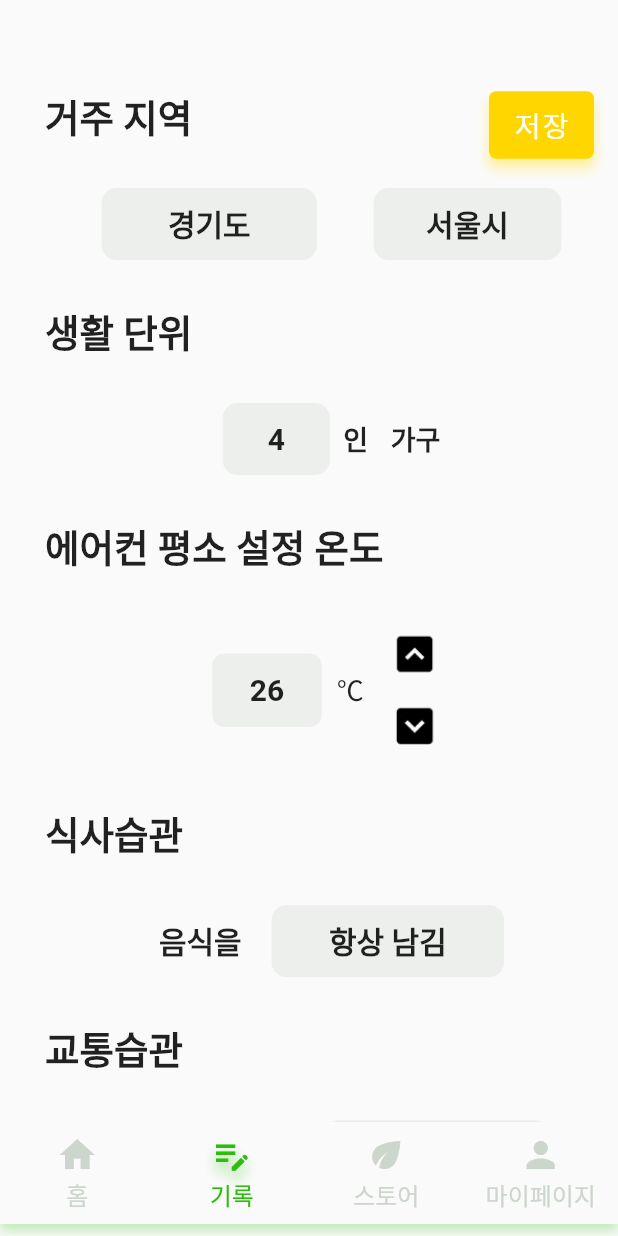
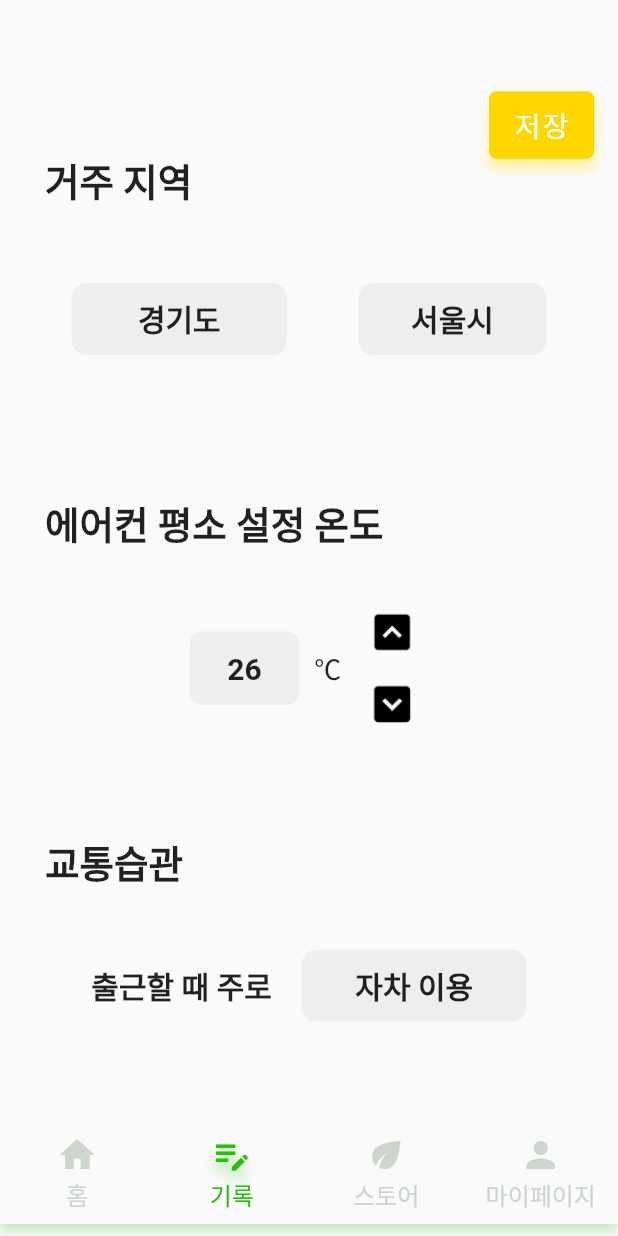
Before and after one commit to 21yuyu99/EcoTech-frontend, a Flutter app: the Settings screen opened directly, on a phone screen of 412 x 824 dp. Run offline on Flutter 3.47's test engine with Material 2 defaults, Android fonts, the phone set to English and light mode, and no system bars; our stand-ins replace firebase_auth, firebase_core, flutter_dotenv, fluttertoast, google_sign_in; missing offline and left inert: kakao_flutter_sdk, kakao_flutter_sdk_common; accounts and stored records are empty; Roboto replaces fonts that are missing (MainFont, gaegu).

Commit message:
기본설정 페이지

```diff
--- a/lib/screen/mypage/mypage.dart
+++ b/lib/screen/mypage/mypage.dart
@@ -1,5 +1,6 @@
 import 'package:flutter/material.dart';
 import 'package:frontend/screen/login.dart';
+import 'package:frontend/screen/mypage/setting.dart';
 import 'package:frontend/widget/bottom_bar.dart';
 import 'package:google_sign_in/google_sign_in.dart';
 import 'package:kakao_flutter_sdk/kakao_flutter_sdk.dart';
@@ -51,6 +52,12 @@ class _MyPageState extends State<MyPage> {
                   },
                   child: Text("구글 로그아웃")),
             ),
+            TextButton(onPressed: (){
+              Navigator.push(
+                context,
+                MaterialPageRoute(builder: (context) => const Settings()),
+              );
+            }, child: Text("기본 설정"))
           ],
         )
     );
--- a/lib/screen/mypage/setting.dart
+++ b/lib/screen/mypage/setting.dart
@@ -1,6 +1,8 @@
 import 'package:flutter/material.dart';
+import 'package:frontend/screen/mypage/mypage.dart';
 import '../../utils/colors.dart';
 import '../../widget/bottom_bar.dart';
+import 'package:fluttertoast/fluttertoast.dart';
 
 class Settings extends StatefulWidget {
   const Settings({super.key});
@@ -15,10 +17,6 @@ class _SettingsState extends State<Settings> {
   var _SelectedProvinceValue = '경기도';
   final _CityList = ['서울시', '인천시', '부산시', '대구시', '대전시', '광주시', '...'];
   var _SelectedCityValue = '서울시';
-  final _NumberList = ['1', '2', '3', '4', '5', '6'];
-  var _SelectedNumberValue = '4';
-  final _EatingHabitList = ['항상 남김', '가끔 남김', '거의 남기지 않음'];
-  var _SelectedEatingHabitValue = '항상 남김';
   final _CommutingHabitList = ['자차 이용', '대중교통 이용', '도보/자전거 이용','재택근무'];
   var _SelectedCommutingHabitValue = '자차 이용';
 
@@ -44,22 +42,39 @@ class _SettingsState extends State<Settings> {
         shape: RoundedRectangleBorder(
         borderRadius: BorderRadius.all(Radius.circular(5.0))),
         onPressed: () {
+          Fluttertoast.showToast(
+              msg: "저장되었습니다",
+              gravity: ToastGravity.BOTTOM,
+              fontSize: 16.0,
+              textColor: Colors.black,
+              backgroundColor: Colors.white,
+          );Navigator.push(
+              context,
+              MaterialPageRoute(builder: (context) => const MyPage()));
           },
         backgroundColor: AppColor.accentColor,
         child: Text("저장",style: TextStyle(fontSize: 19,fontWeight: FontWeight.w500),),
         ),
       ),
       body: SingleChildScrollView(
-        child: ConstrainedBox(
-          constraints: BoxConstraints(minHeight: MediaQuery.of(context).size.height),
-          child: IntrinsicHeight(
         child: Container(
-              margin: EdgeInsets.only(left: 30, top: 30),
+          height: MediaQuery.of(context).size.height,
           child: Column(
             mainAxisAlignment: MainAxisAlignment.spaceEvenly,
             crossAxisAlignment: CrossAxisAlignment.start,
             children: [
-                  Text("거주 지역", style: TextStyle(fontSize: 25, fontWeight: FontWeight.w900),),
+             Container(
+               padding: EdgeInsets.only(top: 50),
+               height: MediaQuery.of(context).size.height*0.3,
+               child:  Column(
+                 mainAxisAlignment: MainAxisAlignment.center,
+                 crossAxisAlignment: CrossAxisAlignment.start,
+                 children: [
+                  Container(
+                      padding: EdgeInsets.only(left: 30),
+                    child:  Text("거주 지역", style: TextStyle(fontSize: 25, fontWeight: FontWeight.w900),),
+                  ),
+                   SizedBox(height:50,),
                    Row(
                      mainAxisAlignment: MainAxisAlignment.spaceEvenly,
                      children: [
@@ -119,42 +134,20 @@ class _SettingsState extends State<Settings> {
                        ),
                      ],
                    ),
-                  Text("생활 단위", style: TextStyle(fontSize: 25, fontWeight: FontWeight.w900),),
-                  Row(
+                 ],
+               ),
+             ),
+              Container(
+                height: MediaQuery.of(context).size.height*0.3,
+                child: Column(
+                  crossAxisAlignment: CrossAxisAlignment.start,
                   mainAxisAlignment: MainAxisAlignment.center,
                   children: [
                     Container(
-                        padding: EdgeInsets.symmetric(vertical: 0,horizontal: 30),
-                        alignment: Alignment.center,
-                        decoration: BoxDecoration(
-                          borderRadius: BorderRadius.circular(10),
-                          color: Color(0xffCDD6CC).withOpacity(.30),
+                    padding: EdgeInsets.only(left: 30),
+                    child: Text("에어컨 평소 설정 온도", style: TextStyle(fontSize: 25, fontWeight: FontWeight.w900),),
                     ),
-                        child: DropdownButton(
-                          iconSize: 0,
-                          value: _SelectedNumberValue,
-                          underline: SizedBox.shrink(),
-                          items: _NumberList.map(
-                                (value) {
-                              return DropdownMenuItem(
-                                value: value,
-                                child: Text(value, style: TextStyle(fontSize: 20,fontWeight: FontWeight.w600),),
-                              );
-                            },
-                          ).toList(),
-                          onChanged: (value) {
-                            setState(() {
-                              _SelectedNumberValue = value!;
-                            });
-                          },
-                        ),
-                      ),
-                      Text("  인",style: TextStyle(fontSize: 18,fontWeight: FontWeight.w600,fontFamily: 'gaegu'),),
-                      SizedBox(width: 15,),
-                      Text("가구", style: TextStyle(fontSize: 18,fontFamily: 'gaegu',fontWeight: FontWeight.w600),),
-                    ],
-                  ),
-                  Text("에어컨 평소 설정 온도", style: TextStyle(fontSize: 25, fontWeight: FontWeight.w900),),
+                    SizedBox(height:30,),
                     Row(
                       mainAxisAlignment: MainAxisAlignment.center,
                       children: [
@@ -199,42 +192,20 @@ class _SettingsState extends State<Settings> {
                         )
                       ],
                     ),
-                  Text("식사습관", style: TextStyle(fontSize: 25, fontWeight: FontWeight.w900),),
-                  Row(
-                    mainAxisAlignment: MainAxisAlignment.center,
-                    children: [
-                      Text("음식을    ", style: TextStyle(fontSize: 20,
-                          fontFamily: 'gaegu',fontWeight:FontWeight.w600),),
-                      Container(
-                        width: 155,
-                        alignment: Alignment.center,
-                        decoration: BoxDecoration(
-                          borderRadius: BorderRadius.circular(10),
-                          color: Color(0xffCDD6CC).withOpacity(.30),
-                        ),
-                        child: DropdownButton(
-                          iconSize: 0,
-                          underline: SizedBox.shrink(),
-                          alignment: Alignment.center,
-                          value: _SelectedEatingHabitValue,
-                          items: _EatingHabitList.map(
-                                (value) {
-                              return DropdownMenuItem(
-                                value: value,
-                                child: Text(value, style: TextStyle(fontSize: 20,fontWeight: FontWeight.w600),),
-                              );
-                            },
-                          ).toList(),
-                          onChanged: (value) {
-                            setState(() {
-                              _SelectedEatingHabitValue = value!;
-                            });
-                          },
+                  ],
                 ),
               ),
-                    ],
+              Container(
+                height: MediaQuery.of(context).size.height*0.3,
+                child: Column(
+                  mainAxisAlignment: MainAxisAlignment.start,
+                  crossAxisAlignment: CrossAxisAlignment.start,
+                  children: [
+                    Container(
+                    padding: EdgeInsets.only(left: 30),
+                    child: Text("교통습관", style: TextStyle(fontSize: 25, fontWeight: FontWeight.w900),),
                     ),
-                  Text("교통습관", style: TextStyle(fontSize: 25, fontWeight: FontWeight.w900),),
+                    SizedBox(height:40,),
                     Row(
                       mainAxisAlignment: MainAxisAlignment.center,
                       children: [
@@ -271,7 +242,8 @@ class _SettingsState extends State<Settings> {
                     ),
                   ],
                 ),
-            ),
+              )
+            ],
           ),
         ),
       ),
--- a/lib/widget/bottom_bar.dart
+++ b/lib/widget/bottom_bar.dart
@@ -75,12 +75,6 @@ class _BottomBarState extends State<BottomBar> {
             case 3:
               Navigator.push(
                 context,
-                MaterialPageRoute(builder: (context) => const Settings()),
-              );
-              break;
-            case 3:
-              Navigator.push(
-                context,
                 MaterialPageRoute(builder: (context) => const MyPage()),
               );
               break;
--- a/pubspec.yaml
+++ b/pubspec.yaml
@@ -42,6 +42,7 @@ dependencies:
   firebase_core: ^2.15.0
   firebase_auth: ^4.7.0
   google_sign_in: ^6.1.4
+  fluttertoast: ^8.2.2
 
 dev_dependencies:
   flutter_test:
```
Also changed, not shown: pubspec.lock. Lines whose indentation alone changed are shown as unchanged.
